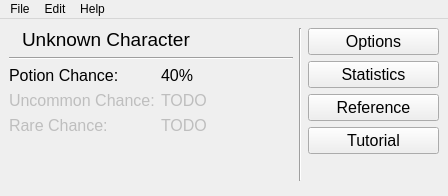
casey-c/spiretool, file src/ui/mainwindow.ui: the form before one commit.
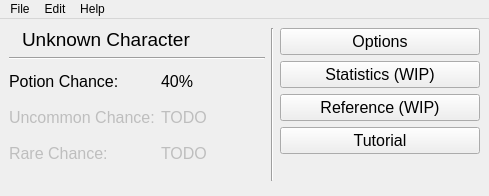
The form after the commit. Icons and pictures are not drawn.

Commit message: Added support for most run statistics

What changed in the file:
```diff
--- a/src/ui/mainwindow.ui
+++ b/src/ui/mainwindow.ui
@@ -6,7 +6,7 @@
    <rect>
     <x>0</x>
     <y>0</y>
-    <width>448</width>
+    <width>489</width>
     <height>196</height>
    </rect>
   </property>
@@ -29,6 +29,12 @@
      <layout class="QVBoxLayout" name="verticalLayout">
       <item>
        <widget class="QPushButton" name="button_options">
+        <property name="minimumSize">
+         <size>
+          <width>200</width>
+          <height>0</height>
+         </size>
+        </property>
         <property name="font">
          <font>
           <pointsize>12</pointsize>
@@ -51,13 +57,19 @@
       </item>
       <item>
        <widget class="QPushButton" name="button_stats">
+        <property name="minimumSize">
+         <size>
+          <width>200</width>
+          <height>0</height>
+         </size>
+        </property>
         <property name="font">
          <font>
           <pointsize>12</pointsize>
          </font>
         </property>
         <property name="text">
-         <string>Statistics</string>
+         <string>Statistics (WIP)</string>
         </property>
         <property name="icon">
          <iconset resource="../../resources/resources.qrc">
@@ -73,13 +85,19 @@
       </item>
       <item>
        <widget class="QPushButton" name="button_reference">
+        <property name="minimumSize">
+         <size>
+          <width>200</width>
+          <height>0</height>
+         </size>
+        </property>
         <property name="font">
          <font>
           <pointsize>12</pointsize>
          </font>
         </property>
         <property name="text">
-         <string>Reference</string>
+         <string>Reference (WIP)</string>
         </property>
         <property name="icon">
          <iconset resource="../../resources/resources.qrc">
@@ -95,6 +113,12 @@
       </item>
       <item>
        <widget class="QPushButton" name="button_tutorial">
+        <property name="minimumSize">
+         <size>
+          <width>200</width>
+          <height>0</height>
+         </size>
+        </property>
         <property name="font">
          <font>
           <pointsize>12</pointsize>
@@ -173,6 +197,12 @@
     </item>
     <item row="2" column="0">
      <widget class="QLabel" name="label_3">
+      <property name="minimumSize">
+       <size>
+        <width>0</width>
+        <height>30</height>
+       </size>
+      </property>
       <property name="font">
        <font>
         <pointsize>12</pointsize>
@@ -188,6 +218,12 @@
       <property name="enabled">
        <bool>false</bool>
       </property>
+      <property name="minimumSize">
+       <size>
+        <width>0</width>
+        <height>30</height>
+       </size>
+      </property>
       <property name="font">
        <font>
         <pointsize>12</pointsize>
@@ -203,6 +239,12 @@
       <property name="enabled">
        <bool>false</bool>
       </property>
+      <property name="minimumSize">
+       <size>
+        <width>0</width>
+        <height>30</height>
+       </size>
+      </property>
       <property name="font">
        <font>
         <pointsize>12</pointsize>
@@ -215,6 +257,12 @@
     </item>
     <item row="2" column="1">
      <widget class="QLabel" name="label_pc">
+      <property name="minimumSize">
+       <size>
+        <width>0</width>
+        <height>30</height>
+       </size>
+      </property>
       <property name="font">
        <font>
         <pointsize>12</pointsize>
@@ -230,6 +278,12 @@
       <property name="enabled">
        <bool>false</bool>
       </property>
+      <property name="minimumSize">
+       <size>
+        <width>0</width>
+        <height>30</height>
+       </size>
+      </property>
       <property name="font">
        <font>
         <pointsize>12</pointsize>
@@ -245,6 +299,12 @@
       <property name="enabled">
        <bool>false</bool>
       </property>
+      <property name="minimumSize">
+       <size>
+        <width>0</width>
+        <height>30</height>
+       </size>
+      </property>
       <property name="font">
        <font>
         <pointsize>12</pointsize>
@@ -289,7 +349,7 @@
     <rect>
      <x>0</x>
      <y>0</y>
-     <width>448</width>
+     <width>489</width>
      <height>21</height>
     </rect>
    </property>
```
The commit also changes 5 other files.
